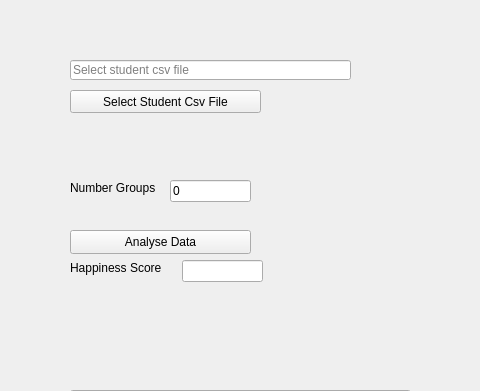
First picture: the form in mainwindow.ui, repository ryanfletcher93/StudentGrouper, before the edit; both pictures show x 0 to 480 and y 0 to 391 of the 800 by 600 pixel window.
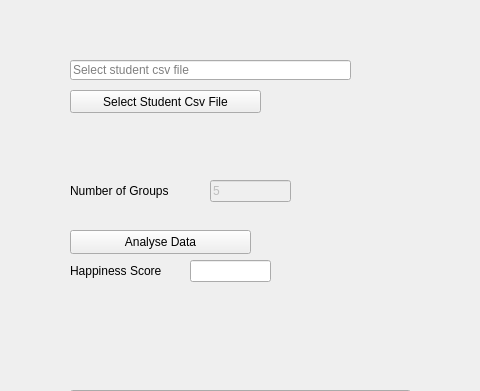
Second picture: the form after the edit.

Commit message: Added some checks for the gui inputs/outputs, locked groups at 5 for the moment, added randomness to config, added doc to explain how to use GUI

Diff of the .ui file:
```diff
--- a/mainwindow.ui
+++ b/mainwindow.ui
@@ -2,6 +2,9 @@
 <ui version="4.0">
  <class>MainWindow</class>
  <widget class="QMainWindow" name="MainWindow">
+  <property name="enabled">
+   <bool>true</bool>
+  </property>
   <property name="geometry">
    <rect>
     <x>0</x>
@@ -85,7 +88,7 @@
    <widget class="QLineEdit" name="happinessScoreDisplay">
     <property name="geometry">
      <rect>
-      <x>182</x>
+      <x>190</x>
       <y>260</y>
       <width>81</width>
       <height>22</height>
@@ -97,8 +100,8 @@
      <rect>
       <x>70</x>
       <y>260</y>
-      <width>101</width>
-      <height>16</height>
+      <width>121</width>
+      <height>21</height>
      </rect>
     </property>
     <property name="text">
@@ -106,16 +109,19 @@
     </property>
    </widget>
    <widget class="QLineEdit" name="numberGroupsDisplay">
+    <property name="enabled">
+     <bool>false</bool>
+    </property>
     <property name="geometry">
      <rect>
-      <x>170</x>
+      <x>210</x>
       <y>180</y>
       <width>81</width>
       <height>22</height>
      </rect>
     </property>
     <property name="text">
-     <string>0</string>
+     <string>5</string>
     </property>
    </widget>
    <widget class="QLabel" name="numberGroupsLabel">
@@ -123,12 +129,12 @@
      <rect>
       <x>70</x>
       <y>180</y>
-      <width>101</width>
-      <height>16</height>
+      <width>141</width>
+      <height>21</height>
      </rect>
     </property>
     <property name="text">
-     <string>Number Groups</string>
+     <string>Number of Groups</string>
     </property>
    </widget>
   </widget>
```
Left out of the diff: 2 changed lines with no effect on the pictures. The commit also changes 12 other files.
